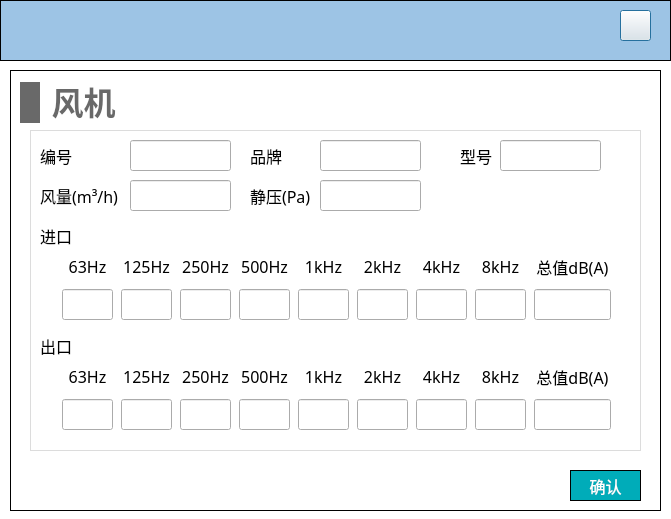
Old version of the form NoiseCalSoft/inputDialog/dialog_fan_noise.ui in the repository haobana/NoiCal.
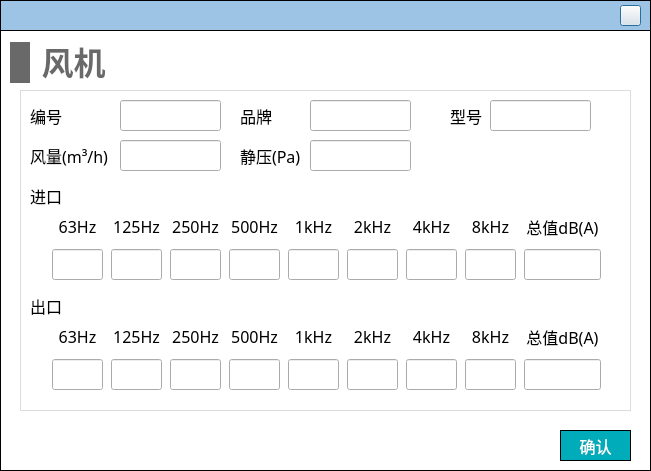
New version of the form. Icons and pictures are not drawn.

```diff
--- a/NoiseCalSoft/inputDialog/dialog_fan_noise.ui
+++ b/NoiseCalSoft/inputDialog/dialog_fan_noise.ui
@@ -6,16 +6,10 @@
    <rect>
     <x>0</x>
     <y>0</y>
-    <width>671</width>
-    <height>519</height>
+    <width>651</width>
+    <height>471</height>
    </rect>
   </property>
-  <property name="minimumSize">
-   <size>
-    <width>671</width>
-    <height>519</height>
-   </size>
-  </property>
   <property name="maximumSize">
    <size>
     <width>671</width>
@@ -48,8 +42,8 @@
     <rect>
      <x>0</x>
      <y>0</y>
-     <width>671</width>
-     <height>61</height>
+     <width>651</width>
+     <height>31</height>
     </rect>
    </property>
    <property name="styleSheet">
@@ -64,9 +58,9 @@
     <property name="geometry">
      <rect>
       <x>620</x>
-      <y>10</y>
-      <width>31</width>
-      <height>31</height>
+      <y>5</y>
+      <width>21</width>
+      <height>21</height>
      </rect>
     </property>
     <property name="styleSheet">
@@ -80,8 +74,8 @@
   <widget class="QWidget" name="widget_add_fan_noise" native="true">
    <property name="geometry">
     <rect>
-     <x>10</x>
-     <y>70</y>
+     <x>0</x>
+     <y>30</y>
      <width>651</width>
      <height>441</height>
     </rect>
@@ -124,7 +118,7 @@
      </property>
      <property name="font">
       <font>
-       <family>Microsoft YaHei</family>
+       <family>黑体</family>
        <pointsize>-1</pointsize>
       </font>
      </property>
@@ -143,7 +137,7 @@
      </property>
      <property name="font">
       <font>
-       <family>Microsoft YaHei</family>
+       <family>黑体</family>
        <pointsize>-1</pointsize>
       </font>
      </property>
@@ -162,7 +156,7 @@
      </property>
      <property name="font">
       <font>
-       <family>Microsoft YaHei</family>
+       <family>黑体</family>
        <pointsize>-1</pointsize>
       </font>
      </property>
@@ -195,7 +189,7 @@
           </property>
           <property name="font">
            <font>
-            <family>Microsoft YaHei</family>
+            <family>黑体</family>
             <pointsize>-1</pointsize>
            </font>
           </property>
@@ -223,7 +217,7 @@
           </property>
           <property name="font">
            <font>
-            <family>Microsoft YaHei</family>
+            <family>黑体</family>
             <pointsize>-1</pointsize>
            </font>
           </property>
@@ -252,7 +246,7 @@
           </property>
           <property name="font">
            <font>
-            <family>Microsoft YaHei</family>
+            <family>黑体</family>
             <pointsize>-1</pointsize>
            </font>
           </property>
@@ -280,7 +274,7 @@
           </property>
           <property name="font">
            <font>
-            <family>Microsoft YaHei</family>
+            <family>黑体</family>
             <pointsize>-1</pointsize>
            </font>
           </property>
@@ -309,7 +303,7 @@
           </property>
           <property name="font">
            <font>
-            <family>Microsoft YaHei</family>
+            <family>黑体</family>
             <pointsize>-1</pointsize>
            </font>
           </property>
@@ -337,7 +331,7 @@
           </property>
           <property name="font">
            <font>
-            <family>Microsoft YaHei</family>
+            <family>黑体</family>
             <pointsize>-1</pointsize>
            </font>
           </property>
@@ -366,7 +360,7 @@
           </property>
           <property name="font">
            <font>
-            <family>Microsoft YaHei</family>
+            <family>黑体</family>
             <pointsize>-1</pointsize>
            </font>
           </property>
@@ -394,7 +388,7 @@
           </property>
           <property name="font">
            <font>
-            <family>Microsoft YaHei</family>
+            <family>黑体</family>
             <pointsize>-1</pointsize>
            </font>
           </property>
@@ -423,7 +417,7 @@
           </property>
           <property name="font">
            <font>
-            <family>Microsoft YaHei</family>
+            <family>黑体</family>
             <pointsize>-1</pointsize>
            </font>
           </property>
@@ -451,7 +445,7 @@
           </property>
           <property name="font">
            <font>
-            <family>Microsoft YaHei</family>
+            <family>黑体</family>
             <pointsize>-1</pointsize>
            </font>
           </property>
@@ -483,7 +477,7 @@
           </property>
           <property name="font">
            <font>
-            <family>Microsoft YaHei</family>
+            <family>黑体</family>
             <pointsize>-1</pointsize>
            </font>
           </property>
@@ -511,7 +505,7 @@
           </property>
           <property name="font">
            <font>
-            <family>Microsoft YaHei</family>
+            <family>黑体</family>
             <pointsize>-1</pointsize>
            </font>
           </property>
@@ -540,7 +534,7 @@
           </property>
           <property name="font">
            <font>
-            <family>Microsoft YaHei</family>
+            <family>黑体</family>
             <pointsize>-1</pointsize>
            </font>
           </property>
@@ -568,7 +562,7 @@
           </property>
           <property name="font">
            <font>
-            <family>Microsoft YaHei</family>
+            <family>黑体</family>
             <pointsize>-1</pointsize>
            </font>
           </property>
@@ -597,7 +591,7 @@
           </property>
           <property name="font">
            <font>
-            <family>Microsoft YaHei</family>
+            <family>黑体</family>
             <pointsize>-1</pointsize>
            </font>
           </property>
@@ -625,7 +619,7 @@
           </property>
           <property name="font">
            <font>
-            <family>Microsoft YaHei</family>
+            <family>黑体</family>
             <pointsize>-1</pointsize>
            </font>
           </property>
@@ -654,7 +648,7 @@
           </property>
           <property name="font">
            <font>
-            <family>Microsoft YaHei</family>
+            <family>黑体</family>
             <pointsize>-1</pointsize>
            </font>
           </property>
@@ -682,7 +676,7 @@
           </property>
           <property name="font">
            <font>
-            <family>Microsoft YaHei</family>
+            <family>黑体</family>
             <pointsize>-1</pointsize>
            </font>
           </property>
@@ -709,7 +703,7 @@
      </property>
      <property name="font">
       <font>
-       <family>Microsoft YaHei</family>
+       <family>黑体</family>
        <pointsize>-1</pointsize>
       </font>
      </property>
@@ -725,7 +719,7 @@
      </property>
      <property name="font">
       <font>
-       <family>Microsoft YaHei</family>
+       <family>黑体</family>
        <pointsize>-1</pointsize>
       </font>
      </property>
@@ -741,7 +735,7 @@
      </property>
      <property name="font">
       <font>
-       <family>Microsoft YaHei</family>
+       <family>黑体</family>
        <pointsize>-1</pointsize>
       </font>
      </property>
@@ -760,7 +754,7 @@
      </property>
      <property name="font">
       <font>
-       <family>Microsoft YaHei</family>
+       <family>黑体</family>
        <pointsize>-1</pointsize>
       </font>
      </property>
@@ -776,7 +770,7 @@
      </property>
      <property name="font">
       <font>
-       <family>Microsoft YaHei</family>
+       <family>黑体</family>
        <pointsize>-1</pointsize>
       </font>
      </property>
@@ -795,7 +789,7 @@
      </property>
      <property name="font">
       <font>
-       <family>Microsoft YaHei</family>
+       <family>黑体</family>
        <pointsize>-1</pointsize>
       </font>
      </property>
@@ -811,7 +805,7 @@
      </property>
      <property name="font">
       <font>
-       <family>Microsoft YaHei</family>
+       <family>黑体</family>
        <pointsize>-1</pointsize>
       </font>
      </property>
@@ -830,7 +824,7 @@
      </property>
      <property name="font">
       <font>
-       <family>Microsoft YaHei</family>
+       <family>黑体</family>
        <pointsize>-1</pointsize>
       </font>
      </property>
@@ -849,7 +843,7 @@
      </property>
      <property name="font">
       <font>
-       <family>Microsoft YaHei</family>
+       <family>黑体</family>
        <pointsize>-1</pointsize>
       </font>
      </property>
@@ -885,7 +879,7 @@
           </property>
           <property name="font">
            <font>
-            <family>Microsoft YaHei</family>
+            <family>黑体</family>
             <pointsize>-1</pointsize>
            </font>
           </property>
@@ -913,7 +907,7 @@
           </property>
           <property name="font">
            <font>
-            <family>Microsoft YaHei</family>
+            <family>黑体</family>
             <pointsize>-1</pointsize>
            </font>
           </property>
@@ -942,7 +936,7 @@
           </property>
           <property name="font">
            <font>
-            <family>Microsoft YaHei</family>
+            <family>黑体</family>
             <pointsize>-1</pointsize>
            </font>
           </property>
@@ -970,7 +964,7 @@
           </property>
           <property name="font">
            <font>
-            <family>Microsoft YaHei</family>
+            <family>黑体</family>
             <pointsize>-1</pointsize>
            </font>
           </property>
@@ -999,7 +993,7 @@
           </property>
           <property name="font">
            <font>
-            <family>Microsoft YaHei</family>
+            <family>黑体</family>
             <pointsize>-1</pointsize>
            </font>
           </property>
@@ -1027,7 +1021,7 @@
           </property>
           <property name="font">
            <font>
-            <family>Microsoft YaHei</family>
+            <family>黑体</family>
             <pointsize>-1</pointsize>
            </font>
           </property>
@@ -1056,7 +1050,7 @@
           </property>
           <property name="font">
            <font>
-            <family>Microsoft YaHei</family>
+            <family>黑体</family>
             <pointsize>-1</pointsize>
            </font>
           </property>
@@ -1084,7 +1078,7 @@
           </property>
           <property name="font">
            <font>
-            <family>Microsoft YaHei</family>
+            <family>黑体</family>
             <pointsize>-1</pointsize>
            </font>
           </property>
@@ -1113,7 +1107,7 @@
           </property>
           <property name="font">
            <font>
-            <family>Microsoft YaHei</family>
+            <family>黑体</family>
             <pointsize>-1</pointsize>
            </font>
           </property>
@@ -1141,7 +1135,7 @@
           </property>
           <property name="font">
            <font>
-            <family>Microsoft YaHei</family>
+            <family>黑体</family>
             <pointsize>-1</pointsize>
            </font>
           </property>
@@ -1173,7 +1167,7 @@
           </property>
           <property name="font">
            <font>
-            <family>Microsoft YaHei</family>
+            <family>黑体</family>
             <pointsize>-1</pointsize>
            </font>
           </property>
@@ -1201,7 +1195,7 @@
           </property>
           <property name="font">
            <font>
-            <family>Microsoft YaHei</family>
+            <family>黑体</family>
             <pointsize>-1</pointsize>
            </font>
           </property>
@@ -1230,7 +1224,7 @@
           </property>
           <property name="font">
            <font>
-            <family>Microsoft YaHei</family>
+            <family>黑体</family>
             <pointsize>-1</pointsize>
            </font>
           </property>
@@ -1258,7 +1252,7 @@
           </property>
           <property name="font">
            <font>
-            <family>Microsoft YaHei</family>
+            <family>黑体</family>
             <pointsize>-1</pointsize>
            </font>
           </property>
@@ -1287,7 +1281,7 @@
           </property>
           <property name="font">
            <font>
-            <family>Microsoft YaHei</family>
+            <family>黑体</family>
             <pointsize>-1</pointsize>
            </font>
           </property>
@@ -1315,7 +1309,7 @@
           </property>
           <property name="font">
            <font>
-            <family>Microsoft YaHei</family>
+            <family>黑体</family>
             <pointsize>-1</pointsize>
            </font>
           </property>
@@ -1344,7 +1338,7 @@
           </property>
           <property name="font">
            <font>
-            <family>Microsoft YaHei</family>
+            <family>黑体</family>
             <pointsize>-1</pointsize>
            </font>
           </property>
@@ -1372,7 +1366,7 @@
           </property>
           <property name="font">
            <font>
-            <family>Microsoft YaHei</family>
+            <family>黑体</family>
             <pointsize>-1</pointsize>
            </font>
           </property>
@@ -1400,7 +1394,7 @@
     </property>
     <property name="font">
      <font>
-      <family>Microsoft YaHei</family>
+      <family>黑体</family>
       <pointsize>12</pointsize>
      </font>
     </property>
```
Left out of the diff: 7 changed lines with no effect on the pictures.
